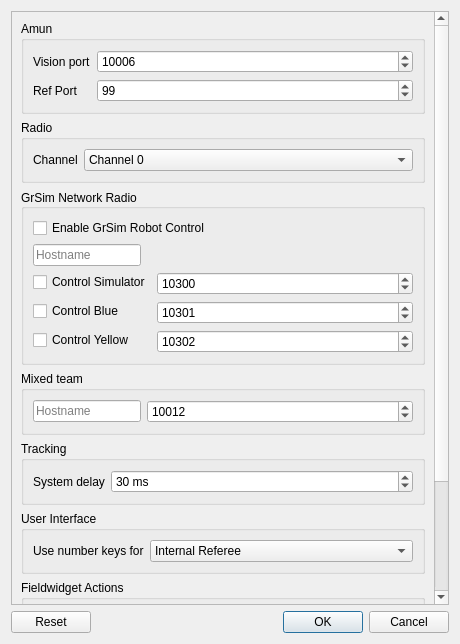
robotics-erlangen/framework, file src/ra/configdialog.ui: the form before one commit.
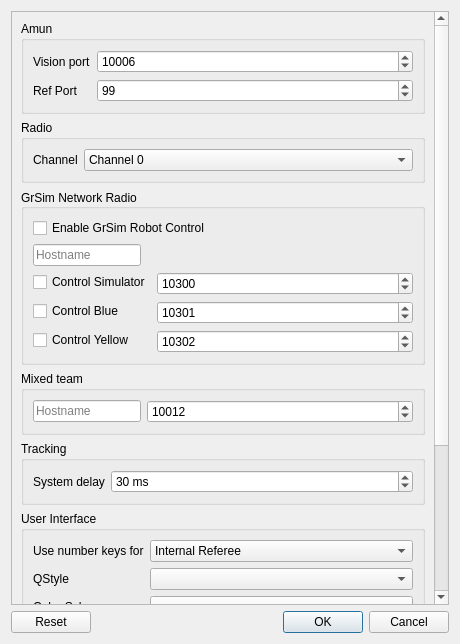
The form after the commit. Custom widgets are drawn as their Qt base class.

Commit message:
ra: configdialog: enable theme/color override
Introduce a new setting enabling to choose which QStyle is used to draw
the QWidgets and additionally enables a color override to e.g. provide a
dark mode on systems that do not natively allow that (Windows for
example, at least not trivially with Qt).
Definitely not to make the UI look weird with interesting custom colors.

```diff
--- a/src/ra/configdialog.ui
+++ b/src/ra/configdialog.ui
@@ -26,9 +26,9 @@
       <property name="geometry">
        <rect>
         <x>0</x>
-        <y>-526</y>
+        <y>-610</y>
         <width>411</width>
-        <height>1099</height>
+        <height>1183</height>
        </rect>
       </property>
       <property name="maximumSize">
@@ -364,6 +364,29 @@
             </item>
            </widget>
           </item>
+          <item row="1" column="0">
+           <widget class="QLabel" name="label_3">
+            <property name="text">
+             <string>QStyle</string>
+            </property>
+           </widget>
+          </item>
+          <item row="1" column="1">
+           <widget class="QComboBox" name="qStyle"/>
+          </item>
+          <item row="2" column="0">
+           <widget class="QLabel" name="label_4">
+            <property name="text">
+             <string>Color Scheme</string>
+            </property>
+           </widget>
+          </item>
+          <item row="2" column="1">
+           <widget class="QComboBox" name="colorScheme"/>
+          </item>
+		  <item row="3" column="1">
+           <widget class="CustomPaletteWidget" name="customColors"/>
+		  </item>
          </layout>
         </widget>
        </item>
@@ -456,6 +479,13 @@
    </item>
   </layout>
  </widget>
+ <customwidgets>
+  <customwidget>
+   <class>CustomPaletteWidget</class>
+   <extends>QWidget</extends>
+   <header>custompalettewidget.h</header>
+  </customwidget>
+ </customwidgets>
  <resources/>
  <connections>
   <connection>
```
The commit also changes 8 other files.
